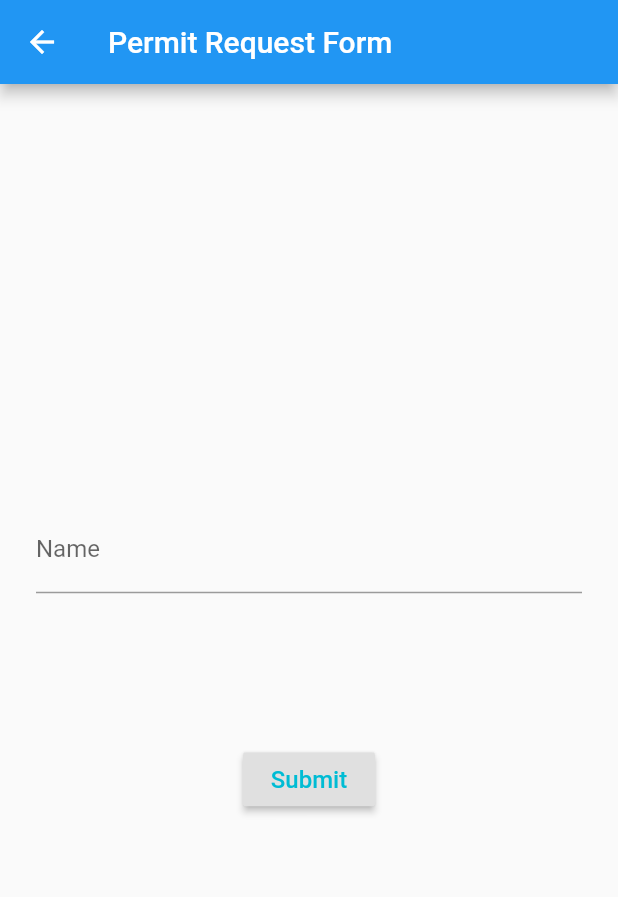
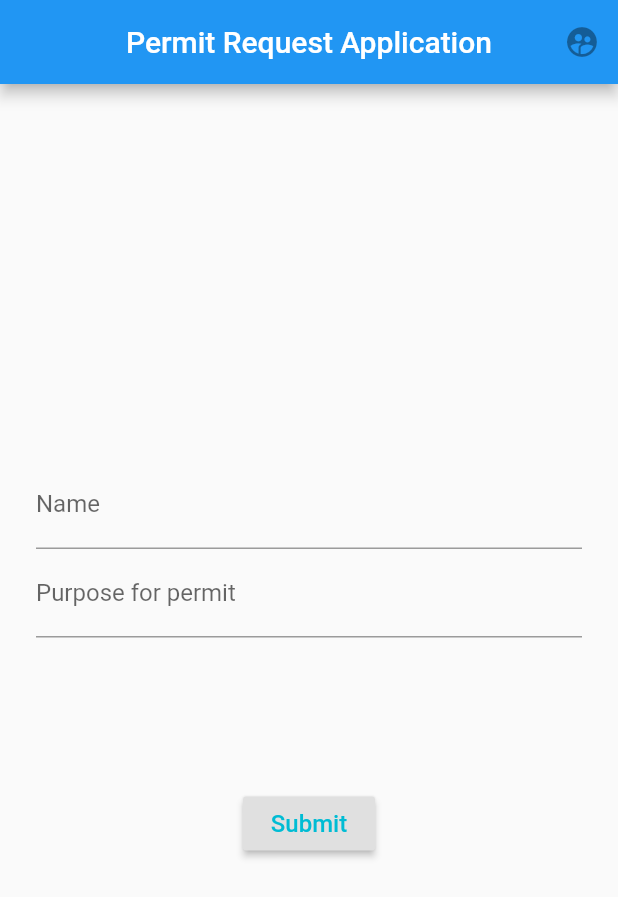
Before and after one commit to ajmalhinas/flutterTry, a Flutter app: the FormScreen screen opened directly, on a phone screen of 412 x 824 dp. Shown: the top 897 px of the screen. Run offline on Flutter 3.47's test engine with Material 2 defaults, Android fonts, the phone set to English and light mode, and no system bars; our stand-ins replace shared_preferences; accounts and stored records are empty.

Commit message:
completed initial design

```diff
--- a/lib/formScreen.dart
+++ b/lib/formScreen.dart
@@ -32,7 +32,9 @@ class _FormScreenState extends State<FormScreen> {
   }
 
   Widget _buildRequestPurpose(){
-    return null;
+    return TextFormField(
+      decoration: InputDecoration(labelText: 'Purpose for permit'),
+    );
   }
 
   Widget _buildStartDate(){
@@ -53,7 +55,11 @@ class _FormScreenState extends State<FormScreen> {
   @override
   Widget build(BuildContext context) {
     return Scaffold(
-      appBar: AppBar(title: Text("Permit Request Form"),),
+      appBar: AppBar(title: Text("Permit Request Application"),
+      centerTitle: true, actions: <Widget>[
+        IconButton(icon: Icon(Icons.supervised_user_circle), onPressed: null)
+        ],
+      ),
       body: Container(
         margin: EdgeInsets.all(24),
         child: Form(
@@ -62,7 +68,8 @@ class _FormScreenState extends State<FormScreen> {
           mainAxisAlignment: MainAxisAlignment.center,
           children: <Widget>[
             _buildName(),
-//            _buildRequestPurpose(),
+//            SizedBox(height: 5.0,),
+            _buildRequestPurpose(),
 //            _buildStartDate(),
 //            _buildStartTime(),
 //            _buildEndDate(),
--- a/lib/main.dart
+++ b/lib/main.dart
@@ -5,6 +5,7 @@ import 'package:http/http.dart' as http;
 import 'package:my_app/login.dart';
 import 'package:shared_preferences/shared_preferences.dart';
 import 'second.dart';
+import 'formScreen.dart';
 
 void main() => runApp(MyApp());
 
@@ -38,7 +39,7 @@ class _MainPageState extends State<MainPage> {
     sharedPreferences = await SharedPreferences.getInstance();
     if (sharedPreferences.getString("token") == null) {
       Navigator.of(context).pushAndRemoveUntil(
-          MaterialPageRoute(builder: (BuildContext context) => LoginPage()),
+          MaterialPageRoute(builder: (BuildContext context) => FormScreen()),
           (Route<dynamic> route) => false);
     }
   }
@@ -56,7 +57,7 @@ class _MainPageState extends State<MainPage> {
               sharedPreferences.commit();
               Navigator.of(context).pushAndRemoveUntil(
                   MaterialPageRoute(
-                      builder: (BuildContext context) => LoginPage()),
+                      builder: (BuildContext context) => FormScreen()),
                   (Route<dynamic> route) => false);
             },
             child: Text("Log Out", style: TextStyle(color: Colors.white)),
```
Also changed, not shown: 1 other file.
